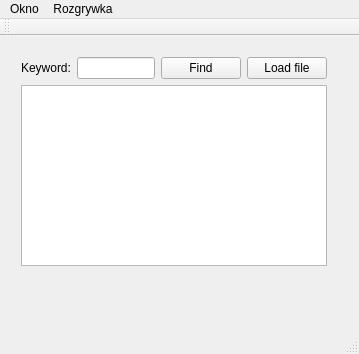
Before: the Qt Designer form mainwindow.ui in ArturB/Qt-PAIN, drawn with Qt 5.
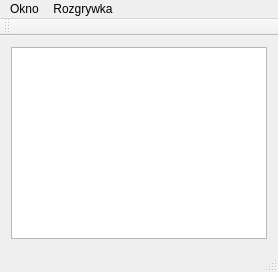
After: the same form once the commit is applied.

```diff
--- a/mainwindow.ui
+++ b/mainwindow.ui
@@ -2,68 +2,22 @@
 <ui version="4.0">
  <class>MainWindow</class>
  <widget class="QMainWindow" name="MainWindow">
-  <property name="geometry">
-   <rect>
-    <x>0</x>
-    <y>0</y>
-    <width>359</width>
-    <height>354</height>
-   </rect>
-  </property>
   <property name="windowTitle">
    <string>Xorgame v 1.0</string>
   </property>
   <widget class="QWidget" name="centralWidget">
-   <widget class="QWidget" name="">
-    <property name="geometry">
-     <rect>
-      <x>10</x>
-      <y>10</y>
-      <width>328</width>
-      <height>231</height>
-     </rect>
-    </property>
-    <layout class="QVBoxLayout" name="verticalLayout">
-     <item>
-      <layout class="QHBoxLayout" name="horizontalLayout">
-       <item>
-        <widget class="QLabel" name="label">
-         <property name="text">
-          <string>Keyword:</string>
-         </property>
-        </widget>
-       </item>
-       <item>
-        <widget class="QLineEdit" name="lineEdit"/>
-       </item>
-       <item>
-        <widget class="QPushButton" name="pushButton">
-         <property name="text">
-          <string>Find</string>
-         </property>
-        </widget>
-       </item>
-       <item>
-        <widget class="QPushButton" name="pushButton_2">
-         <property name="text">
-          <string>Load file</string>
-         </property>
-        </widget>
-       </item>
-      </layout>
-     </item>
-     <item>
-      <widget class="QTextEdit" name="textEdit"/>
-     </item>
-    </layout>
-   </widget>
+   <layout class="QVBoxLayout" name="verticalLayout">
+    <item>
+     <widget class="QGraphicsView" name="graphicsView"/>
+    </item>
+   </layout>
   </widget>
   <widget class="QMenuBar" name="menuBar">
    <property name="geometry">
     <rect>
      <x>0</x>
      <y>0</y>
-     <width>359</width>
+     <width>1250</width>
      <height>26</height>
     </rect>
    </property>
```
